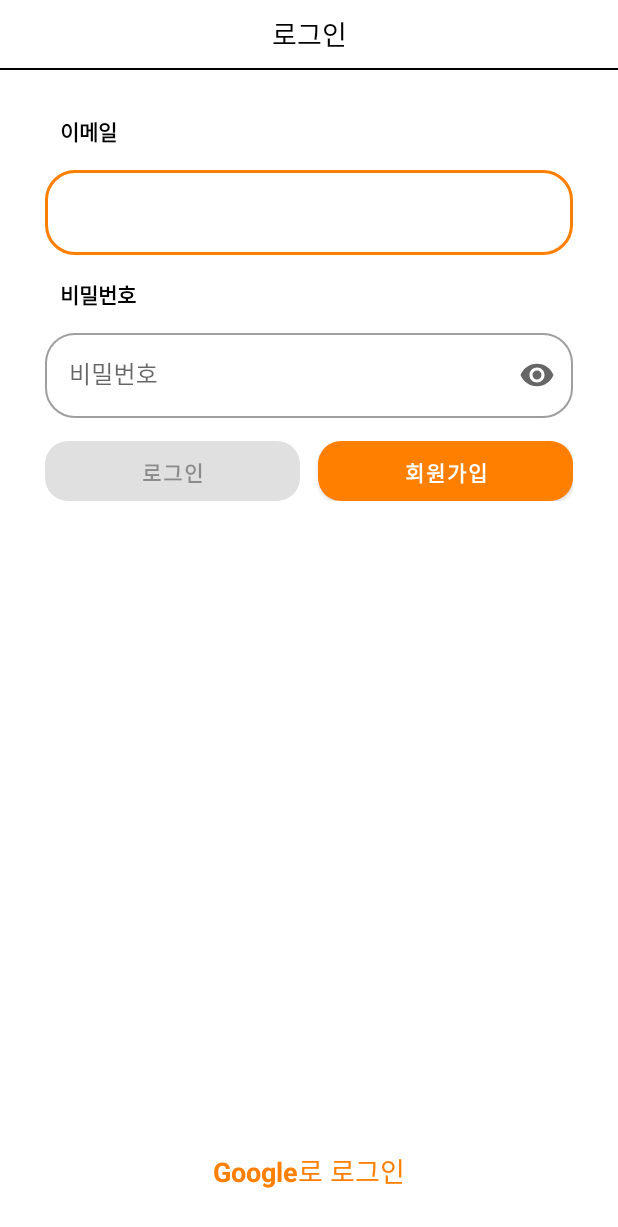
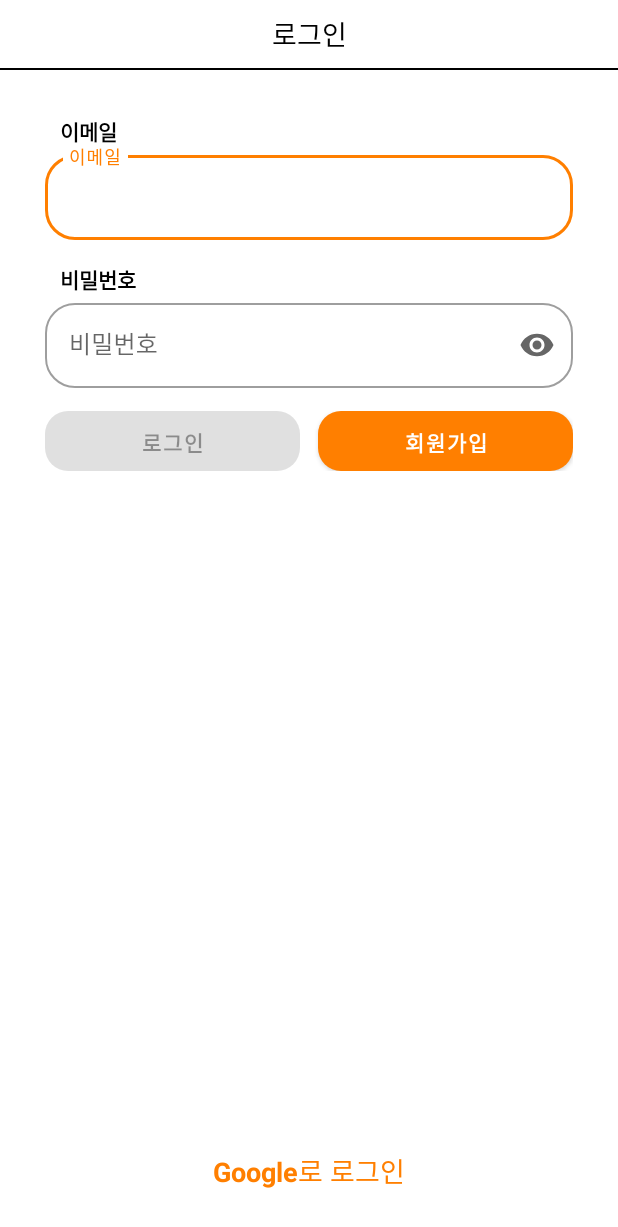
Before and after one commit to juyoung0520/BestFit, an Android app: the screen it shows after launch (SignInActivity), on a phone screen of 412 x 824 dp. Shown: the top 1227 px of the screen. Run offline under Robolectric (Android 15) with nearby library versions, the phone set to English and light mode, and no system bars; our stand-ins replace Firebase (no records; nobody signed in at launch, a user with empty details on screens opened directly).

Commit message:
EditText  클래스 만들기

```diff
--- a/app/src/main/java/com/example/bestfit/SignInFragment.kt
+++ b/app/src/main/java/com/example/bestfit/SignInFragment.kt
@@ -36,12 +36,12 @@
 
         initToolbar()
 
-        view.fragment_signin_text_email.setOnFocusChangeListener { v, hasFocus ->
-            if (hasFocus)
-                view.fragment_signin_layout_text_email.hint = ""
-            else if (view.fragment_signin_text_email.text.isNullOrEmpty())
-                view.fragment_signin_layout_text_email.hint = "이메일"
-        }
+//        view.fragment_signin_text_email.setOnFocusChangeListener { v, hasFocus ->
+//            if (hasFocus)
+//                view.fragment_signin_layout_text_email.hint = ""
+//            else if (view.fragment_signin_text_email.text.isNullOrEmpty())
+//                view.fragment_signin_layout_text_email.hint = "이메일"
+//        }
 
         view.fragment_signin_text_password.setOnFocusChangeListener { v, hasFocus ->
             if (hasFocus)
--- /dev/null
+++ b/app/src/main/java/com/example/bestfit/view/EditText.kt
@@ -0,0 +1,34 @@
+package com.example.bestfit.view
+
+import android.content.Context
+import android.util.AttributeSet
+import android.view.View
+import android.view.ViewGroup
+import android.widget.RelativeLayout
+import com.google.android.material.textfield.TextInputLayout
+
+
+class EditText : com.google.android.material.textfield.TextInputEditText, View.OnFocusChangeListener {
+    private var textInputLayout : TextInputLayout? = null
+
+    constructor(context : Context) : super(context)
+    constructor(context: Context, attrs: AttributeSet) : super(context, attrs)
+    constructor(context: Context, attrs: AttributeSet, defStyleAttr : Int) : super(context, attrs, defStyleAttr)
+
+    init {
+        super.setOnFocusChangeListener(this)
+    }
+
+    override fun onFocusChange(v: View?, hasFocus: Boolean) {
+        if (hasFocus) {
+            this.hint = "성공"
+        }
+    }
+
+    fun setTextInputLayout(textInputLayout: TextInputLayout) {
+        this.textInputLayout = textInputLayout
+
+
+
+    }
+}
--- a/app/src/main/res/layout/fragment_set_profile_first.xml
+++ b/app/src/main/res/layout/fragment_set_profile_first.xml
@@ -20,8 +20,7 @@
             android:textStyle="bold"
             android:layout_marginTop="15dp"
             android:layout_marginStart="10dp"
-            android:layout_marginEnd="10dp"
-            android:layout_marginBottom="10dp"/>
+            android:layout_marginEnd="10dp" />
 
         <EditText
             android:id="@+id/fragment_set_profile_first_text_nickname"
--- a/app/src/main/res/layout/fragment_signin.xml
+++ b/app/src/main/res/layout/fragment_signin.xml
@@ -20,8 +20,7 @@
             android:textColor="@color/colorBlack"
             android:textStyle="bold"
             android:layout_marginStart="10dp"
-            android:layout_marginEnd="10dp"
-            android:layout_marginBottom="10dp"/>
+            android:layout_marginEnd="10dp" />
 
         <com.google.android.material.textfield.TextInputLayout
             android:id="@+id/fragment_signin_layout_text_email"
@@ -32,7 +31,7 @@
             app:endIconMode="clear_text"
             app:hintAnimationEnabled="false">
 
-            <com.google.android.material.textfield.TextInputEditText
+            <com.example.bestfit.view.EditText
                 android:id="@+id/fragment_signin_text_email"
                 android:layout_width="match_parent"
                 android:layout_height="wrap_content"/>
@@ -47,8 +46,7 @@
             android:textStyle="bold"
             android:layout_marginTop="15dp"
             android:layout_marginStart="10dp"
-            android:layout_marginEnd="10dp"
-            android:layout_marginBottom="10dp"/>
+            android:layout_marginEnd="10dp" />
 
         <com.google.android.material.textfield.TextInputLayout
             android:id="@+id/fragment_signin_layout_text_password"
```
